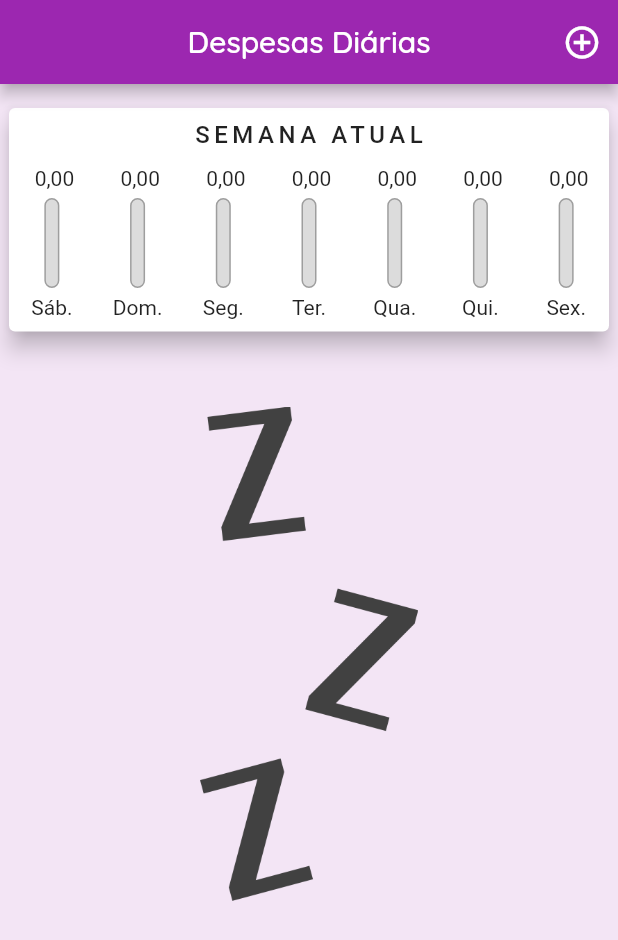
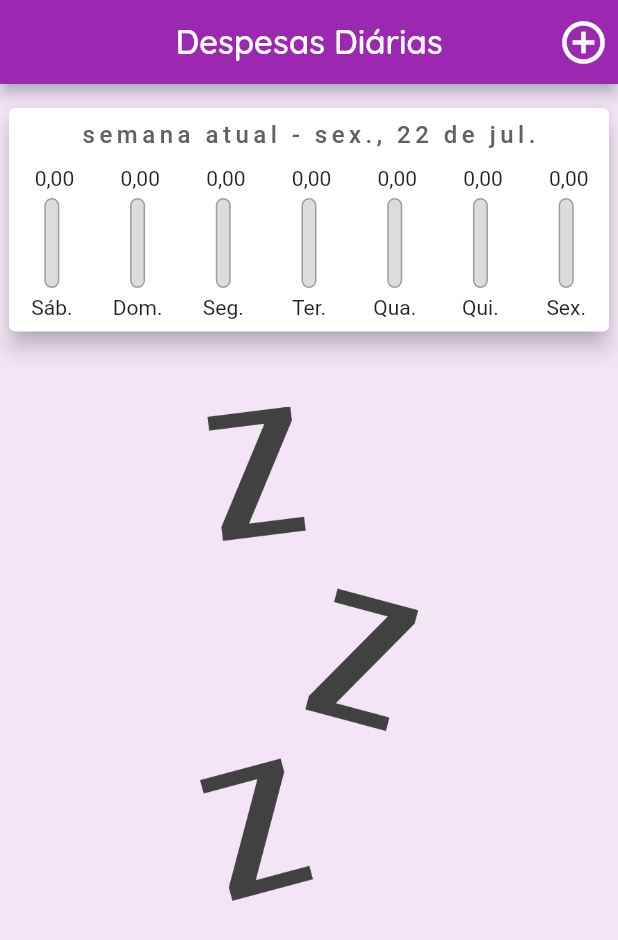
Before and after one commit to isaacscardoso/expenses-diary-app, a Flutter app: the screen it shows after launch, on a phone screen of 412 x 824 dp. Shown: the top 940 px of the screen. Run offline on Flutter 3.47's test engine with Material 2 defaults, Android fonts, the phone set to English and light mode, and no system bars.

Commit message:
Only by changing the header text style and the graphic text style.

```diff
--- a/lib/components/chart.dart
+++ b/lib/components/chart.dart
@@ -47,12 +47,13 @@ class Chart extends StatelessWidget {
         padding: const EdgeInsets.symmetric(vertical: 8),
         child: Column(
           children: [
-            const Text(
-              'SEMANA ATUAL',
+            Text(
+              'semana atual - ${DateFormat.MMMEd('pt_BR').format(DateTime.now())}',
               style: TextStyle(
                 fontSize: 16,
                 fontWeight: FontWeight.w500,
                 letterSpacing: 3,
+                color: Colors.grey.shade700,
               ),
             ),
             const SizedBox(
--- a/lib/main.dart
+++ b/lib/main.dart
@@ -14,6 +14,7 @@ class MyApp extends StatelessWidget {
   @override
   Widget build(BuildContext context) {
     return MaterialApp(
+      debugShowCheckedModeBanner: false,
       localizationsDelegates: const [
         GlobalMaterialLocalizations.delegate,
         GlobalCupertinoLocalizations.delegate,
@@ -89,14 +90,17 @@ class _MyHomePageState extends State<MyHomePage> {
     return Scaffold(
       backgroundColor: Colors.purple.shade50,
       appBar: AppBar(
-        title: const Text('Despesas Diárias'),
+        title: const Text(
+          'Despesas Diárias',
+          style: TextStyle(fontSize: 22),
+        ),
         centerTitle: true,
         actions: <Widget>[
           IconButton(
             onPressed: () => _openTransactionFormModal(context),
             icon: const Icon(
               Icons.add_circle_outline,
-              size: 26,
+              size: 34,
             ),
           ),
         ],
```
